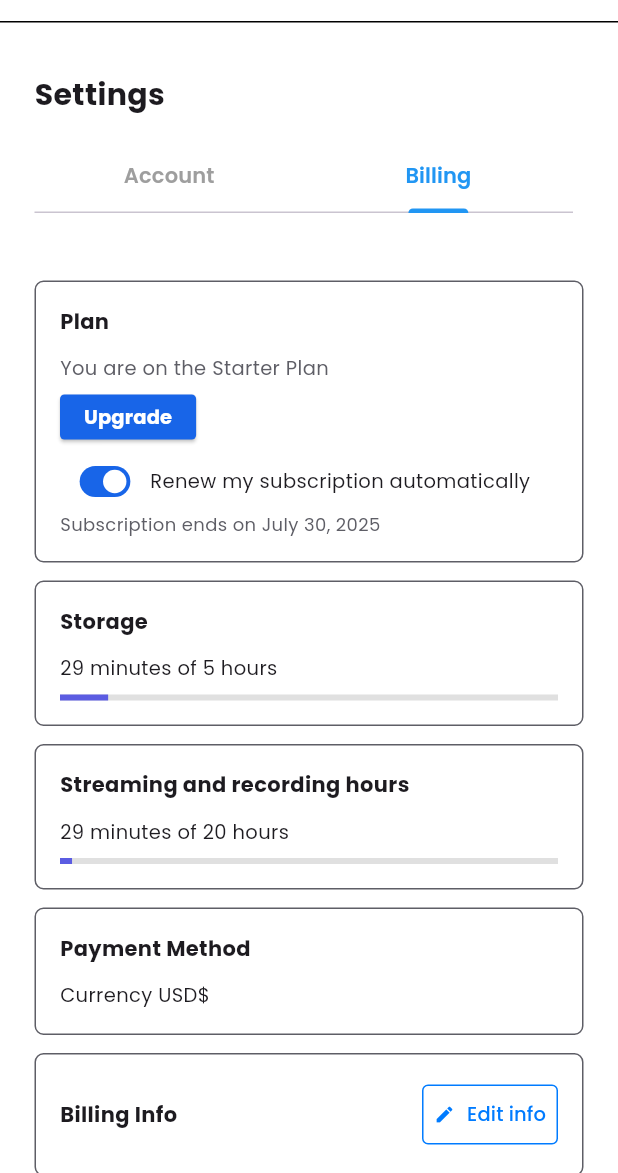
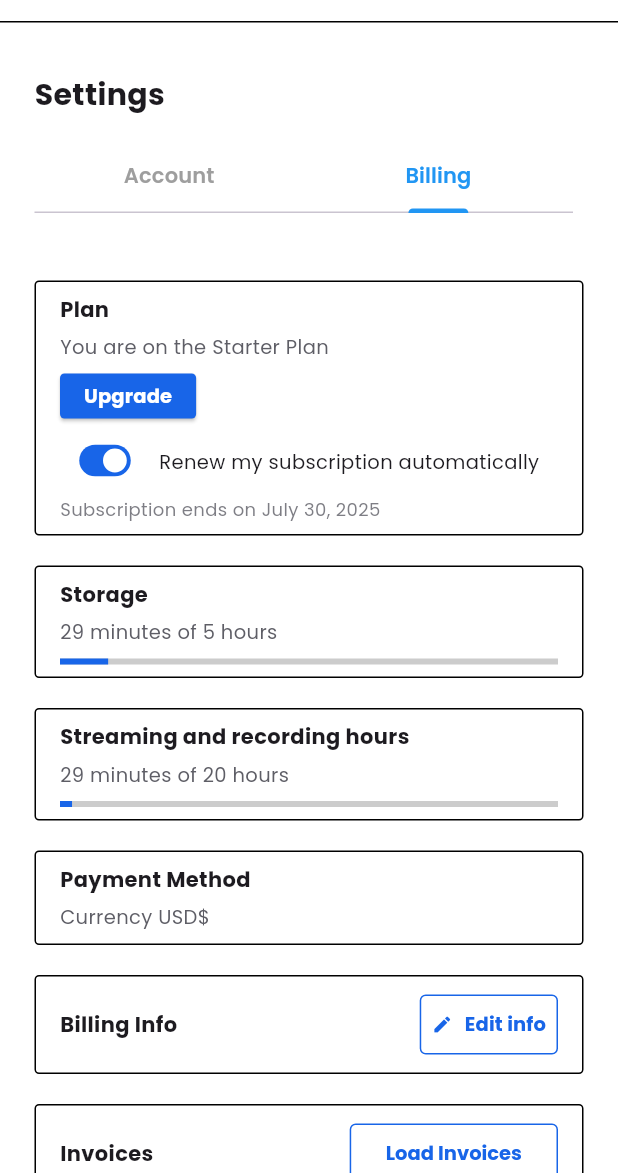
Before and after one commit to Salma28-zahran/streamore_app, a Flutter app: the Settings screen opened by its route, tab 2 chosen, on a phone screen of 412 x 824 dp, the part 63-1236 px from its top. Run offline on Flutter 3.47's test engine with Material 3 defaults, Android fonts, the phone set to English and light mode, and no system bars; our stand-ins replace dropdown_button2, flutter_colorpicker, flutter_onboarding_slider, font_awesome_flutter, google_fonts, permission_handler; missing offline and left inert: flutter_sound.

Commit message:
Billing screen updates

```diff
--- a/lib/screens/stream/drawer/settings/billing_tab.dart
+++ b/lib/screens/stream/drawer/settings/billing_tab.dart
@@ -1,24 +1,26 @@
 import 'package:flutter/material.dart';
 import 'package:google_fonts/google_fonts.dart';
 
-class BillingTab extends StatelessWidget {
+class BillingTab extends StatefulWidget {
   const BillingTab({super.key});
+
+  @override
+  State<BillingTab> createState() => _BillingTabState();
+}
+
+class _BillingTabState extends State<BillingTab> {
+  bool _isAutoRenewEnabled = true;
 
   @override
   Widget build(BuildContext context) {
     final size = MediaQuery.of(context).size;
     final isSmall = size.width < 400;
+    final fontSize = isSmall ? 12.0 : 13.0;
     final cardPadding = EdgeInsets.symmetric(horizontal: isSmall ? 16 : 23);
-    final fontSize = isSmall ? 12.0 : 13.0;
 
     return SafeArea(
-      child: LayoutBuilder(
-        builder: (context, constraints) {
-          return SingleChildScrollView(
+      child: Padding(
         padding: cardPadding,
-            child: ConstrainedBox(
-              constraints: BoxConstraints(minHeight: constraints.maxHeight),
-              child: IntrinsicHeight(
         child: Column(
           crossAxisAlignment: CrossAxisAlignment.start,
           children: [
@@ -40,7 +42,10 @@ class BillingTab extends StatelessWidget {
               'Payment Method',
               Text(
                 'Currency USD\$',
-                        style: GoogleFonts.poppins(fontSize: fontSize),
+                style: GoogleFonts.poppins(
+                  fontSize: fontSize,
+                  color: Theme.of(context).textTheme.bodyLarge?.color,
+                ),
               ),
             ),
             _buildActionCard(
@@ -50,23 +55,21 @@ class BillingTab extends StatelessWidget {
                   shape: RoundedRectangleBorder(
                     borderRadius: BorderRadius.circular(4),
                   ),
-                          side: const BorderSide(color: Color(0xFF007BFF)),
-                          padding: const EdgeInsets.symmetric(
-                            horizontal: 8,
-                            vertical: 4,
-                          ),
+                  side: BorderSide(color: Theme.of(context).primaryColor),
+                  padding: const EdgeInsets.symmetric(horizontal: 8, vertical: 4),
                 ),
                 onPressed: () {},
-                        icon: const Icon(
+                icon: Icon(
                   Icons.edit,
                   size: 14,
-                          color: Color(0xFF007BFF),
+                  color: Theme.of(context).primaryColor,
                 ),
                 label: Text(
                   'Edit info',
                   style: GoogleFonts.poppins(
                     fontSize: fontSize,
-                            color: Color(0xFF007BFF),
+                    color: Theme.of(context).primaryColor,
+                    fontWeight: FontWeight.bold,
                   ),
                 ),
               ),
@@ -76,27 +79,23 @@ class BillingTab extends StatelessWidget {
               action: ElevatedButton(
                 onPressed: () {},
                 style: ElevatedButton.styleFrom(
-                          backgroundColor: Colors.white,
-                          side: const BorderSide(color: Color(0xFF007BFF)),
+                  backgroundColor: Theme.of(context).cardColor,
+                  foregroundColor: Theme.of(context).primaryColor,
+                  side: BorderSide(color: Theme.of(context).primaryColor),
                   shape: RoundedRectangleBorder(
                     borderRadius: BorderRadius.circular(4),
                   ),
+                  textStyle: GoogleFonts.poppins(
+                    fontSize: fontSize,
+                    fontWeight: FontWeight.bold,
                   ),
-                        child: Text(
-                          'Load Invoices',
-                          style: GoogleFonts.poppins(
-                            fontSize: fontSize,
-                            color: Color(0xFF007BFF),
+                  elevation: 0,
                 ),
-                        ),
+                child: const Text('Load Invoices'),
               ),
             ),
           ],
         ),
-              ),
-            ),
-          );
-        },
       ),
     );
   }
@@ -111,7 +110,7 @@ class BillingTab extends StatelessWidget {
             'You are on the Starter Plan',
             style: GoogleFonts.poppins(
               fontSize: fontSize,
-              color: Color(0xFF5E5E66),
+              color: Theme.of(context).textTheme.bodyLarge?.color,
             ),
           ),
           const SizedBox(height: 8),
@@ -120,7 +119,7 @@ class BillingTab extends StatelessWidget {
             child: ElevatedButton(
               onPressed: () {},
               style: ElevatedButton.styleFrom(
-                backgroundColor: const Color(0xff1865E8),
+                backgroundColor: Theme.of(context).primaryColor,
                 padding: const EdgeInsets.symmetric(horizontal: 16),
                 shape: RoundedRectangleBorder(
                   borderRadius: BorderRadius.circular(3),
@@ -138,33 +137,47 @@ class BillingTab extends StatelessWidget {
           ),
           const SizedBox(height: 8),
           Row(
+            crossAxisAlignment: CrossAxisAlignment.center,
             children: [
-              Transform.scale(
-                scale: 0.65,
-                child: Switch(
-                  value: true,
-                  onChanged: (v) {},
-                  activeColor: Colors.white,
-                  activeTrackColor: Color(0xff1865E8),
-                  inactiveThumbColor: Colors.white,
-                  inactiveTrackColor: Color(0xffC0C0C0),
+              Theme(
+                data: Theme.of(context).copyWith(
+                  switchTheme: SwitchThemeData(
+                    thumbColor: WidgetStateProperty.all(Colors.white),
+                    trackColor: WidgetStateProperty.resolveWith((states) {
+                      return states.contains(WidgetState.selected)
+                          ? Theme.of(context).primaryColor
+                          : Colors.grey;
+                    }),
+                    trackOutlineColor: WidgetStateProperty.all(Colors.transparent),
                     materialTapTargetSize: MaterialTapTargetSize.shrinkWrap,
                   ),
                 ),
-
+                child: Transform.scale(
+                  scale: 0.66,
+                  child: Switch(
+                    value: _isAutoRenewEnabled,
+                    onChanged: (v) => setState(() => _isAutoRenewEnabled = v),
+                  ),
+                ),
+              ),
+              const SizedBox(width: 6),
               Flexible(
+                child: Padding(
+                  padding: const EdgeInsets.only(top: 2),
                   child: Text(
                     'Renew my subscription automatically',
                     style: GoogleFonts.poppins(fontSize: fontSize),
                   ),
                 ),
+              ),
             ],
           ),
+          const SizedBox(height: 4),
           Text(
             'Subscription ends on July 30, 2025',
             style: GoogleFonts.poppins(
               fontSize: fontSize - 1,
-              color: Color(0xFF5E5E66),
+              color: Theme.of(context).textTheme.bodyLarge?.color?.withOpacity(0.8),
             ),
           ),
         ],
@@ -183,12 +196,18 @@ class BillingTab extends StatelessWidget {
       child: Column(
         crossAxisAlignment: CrossAxisAlignment.start,
         children: [
-          Text(label, style: GoogleFonts.poppins(fontSize: fontSize)),
+          Text(
+            label,
+            style: GoogleFonts.poppins(
+              fontSize: fontSize,
+              color: Theme.of(context).textTheme.bodyLarge?.color,
+            ),
+          ),
           const SizedBox(height: 8),
           LinearProgressIndicator(
             value: progress,
-            backgroundColor: Colors.grey.shade300,
-            color: const Color(0xFF5B5CE2),
+            backgroundColor: Theme.of(context).dividerColor.withOpacity(0.2),
+            color: Theme.of(context).primaryColor,
           ),
         ],
       ),
@@ -217,12 +236,12 @@ class _BillingCard extends StatelessWidget {
     final titleFontSize = isSmall ? 13.0 : 14.0;
 
     return Container(
-      margin: const EdgeInsets.only(bottom: 12),
-      padding: const EdgeInsets.all(16),
+      margin: const EdgeInsets.only(bottom: 20),
+      padding: const EdgeInsets.symmetric(horizontal: 16, vertical: 8),
       decoration: BoxDecoration(
         color: Theme.of(context).cardColor,
-        border: Border.all(color: const Color(0xFF5E5E66)),
-        borderRadius: BorderRadius.circular(6),
+        border: Border.all(color: Theme.of(context).dividerColor),
+        borderRadius: BorderRadius.circular(3),
       ),
       child: Column(
         crossAxisAlignment: CrossAxisAlignment.start,
@@ -240,7 +259,7 @@ class _BillingCard extends StatelessWidget {
               if (trailing != null) trailing!,
             ],
           ),
-          if (child != null) ...[const SizedBox(height: 12), child!],
+          if (child != null) ...[const SizedBox(height: 6), child!],
         ],
       ),
     );
```
Lines whose indentation alone changed are shown as unchanged.
